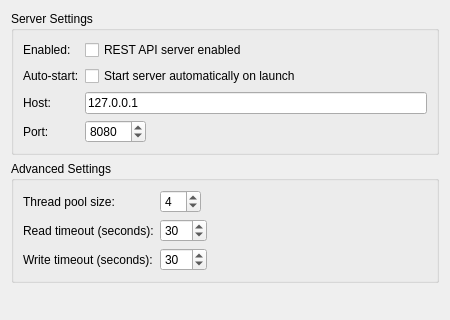
Before: the Qt Designer form Plugins/org.mitk.gui.qt.restapi/src/internal/QmitkRestApiPreferencesControls.ui in MITK/MITK, drawn with Qt 5.
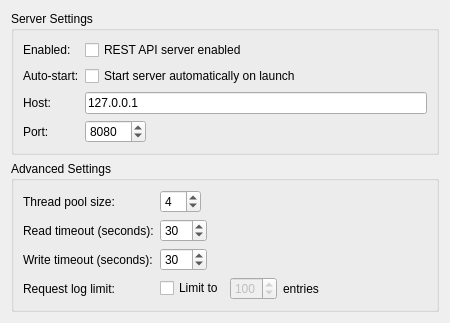
After: the same form once the commit is applied.

Commit message: Added request log support to plugin (view and preference page)

```diff
--- a/Plugins/org.mitk.gui.qt.restapi/src/internal/QmitkRestApiPreferencesControls.ui
+++ b/Plugins/org.mitk.gui.qt.restapi/src/internal/QmitkRestApiPreferencesControls.ui
@@ -240,6 +240,66 @@
         </item>
        </layout>
       </item>
+      <item row="3" column="0">
+       <widget class="QLabel" name="logLimitLabel">
+        <property name="text">
+         <string>Request log limit:</string>
+        </property>
+       </widget>
+      </item>
+      <item row="3" column="1">
+       <layout class="QHBoxLayout" name="logLimitLayout">
+        <item>
+         <widget class="QCheckBox" name="m_LogLimitEnabledCheckBox">
+          <property name="toolTip">
+           <string>If checked, limits the number of requests kept in the log. If unchecked, all requests are kept.</string>
+          </property>
+          <property name="text">
+           <string>Limit to</string>
+          </property>
+         </widget>
+        </item>
+        <item>
+         <widget class="QSpinBox" name="m_LogLimitSpinBox">
+          <property name="toolTip">
+           <string>Maximum number of request log entries to keep</string>
+          </property>
+          <property name="enabled">
+           <bool>false</bool>
+          </property>
+          <property name="minimum">
+           <number>1</number>
+          </property>
+          <property name="maximum">
+           <number>999</number>
+          </property>
+          <property name="value">
+           <number>100</number>
+          </property>
+         </widget>
+        </item>
+        <item>
+         <widget class="QLabel" name="logLimitEntriesLabel">
+          <property name="text">
+           <string>entries</string>
+          </property>
+         </widget>
+        </item>
+        <item>
+         <spacer name="logLimitSpacer">
+          <property name="orientation">
+           <enum>Qt::Horizontal</enum>
+          </property>
+          <property name="sizeHint" stdset="0">
+           <size>
+            <width>40</width>
+            <height>20</height>
+           </size>
+          </property>
+         </spacer>
+        </item>
+       </layout>
+      </item>
      </layout>
     </widget>
    </item>
```
The commit also changes 4 other files.
